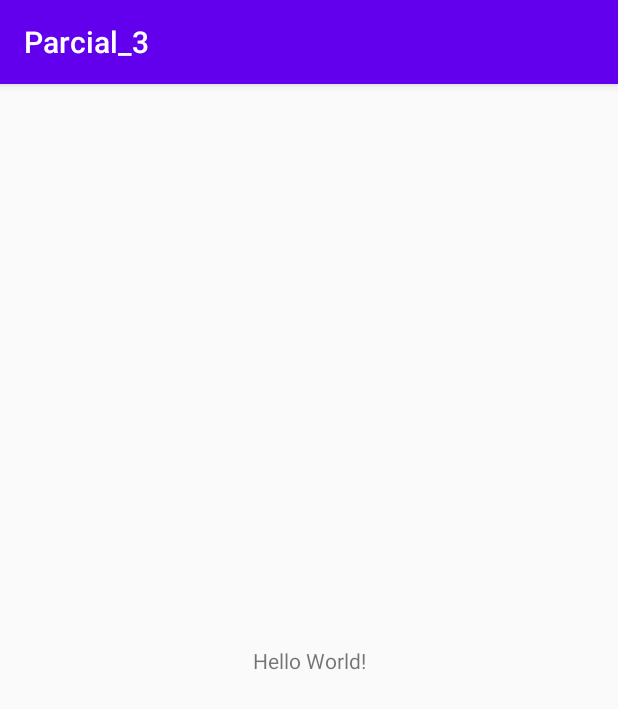
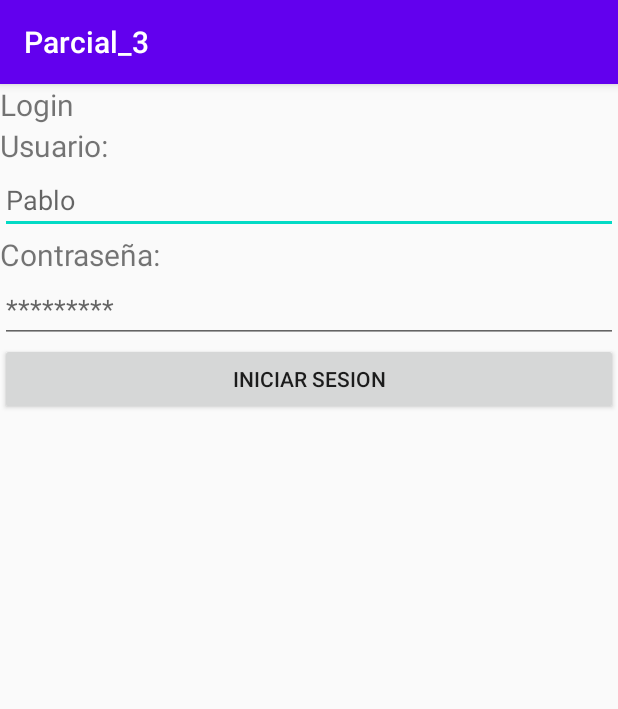
Before and after one commit to josemc05/Parcial_3, an Android app: the screen it shows after launch (MainActivity), on a phone screen of 412 x 824 dp. Shown: the top 709 px of the screen. Run offline under Robolectric (Android 15) with nearby library versions, the light colour scheme and no system bars.

Commit message:
Pantalla de Login diseniada

```diff
--- a/app/src/main/res/layout/activity_main.xml
+++ b/app/src/main/res/layout/activity_main.xml
@@ -1,18 +1,59 @@
 <?xml version="1.0" encoding="utf-8"?>
-<androidx.constraintlayout.widget.ConstraintLayout xmlns:android="http://schemas.android.com/apk/res/android"
+<LinearLayout xmlns:android="http://schemas.android.com/apk/res/android"
     xmlns:app="http://schemas.android.com/apk/res-auto"
     xmlns:tools="http://schemas.android.com/tools"
     android:layout_width="match_parent"
     android:layout_height="match_parent"
     tools:context=".MainActivity">
 
-    <TextView
-        android:layout_width="wrap_content"
-        android:layout_height="wrap_content"
-        android:text="Hello World!"
-        app:layout_constraintBottom_toBottomOf="parent"
-        app:layout_constraintLeft_toLeftOf="parent"
-        app:layout_constraintRight_toRightOf="parent"
-        app:layout_constraintTop_toTopOf="parent" />
+    <LinearLayout
+        android:layout_width="match_parent"
+        android:layout_height="350dp"
+        android:orientation="vertical"
+        android:layout_centerVertical="true"
+        android:layout_centerHorizontal="true">
+        <TextView
+            android:layout_width="wrap_content"
+            android:layout_height="wrap_content"
+            android:text="Login"
+            android:textSize="20dp"/>
+        <TextView
+            android:layout_width="wrap_content"
+            android:layout_height="wrap_content"
+            android:text="Usuario:"
+            android:textSize="20dp"
+            />
+        <EditText
+            android:id="@+id/user"
+            android:layout_width="match_parent"
+            android:layout_height="wrap_content"
+            android:hint="Pablo" />
+        <TextView
+            android:layout_width="wrap_content"
+            android:layout_height="wrap_content"
+            android:text="Contraseña:"
+            android:textSize="20dp"
+            />
+        <EditText
+            android:id="@+id/pass"
+            android:layout_width="match_parent"
+            android:layout_height="wrap_content"
+            android:ems="17"
+            android:maxEms="17"
+            android:hint="*********"
+            android:inputType="textPassword" />
+        <LinearLayout
+            android:layout_width="match_parent"
+            android:layout_height="match_parent"
+            android:orientation="horizontal">
+            <Button
+                android:id="@+id/btnlog"
+                android:layout_width="wrap_content"
+                android:layout_height="wrap_content"
+                android:layout_weight="1"
+                android:text="Iniciar Sesion"
+                />
+        </LinearLayout>
+    </LinearLayout>
 
-</androidx.constraintlayout.widget.ConstraintLayout>
+</LinearLayout>
```
